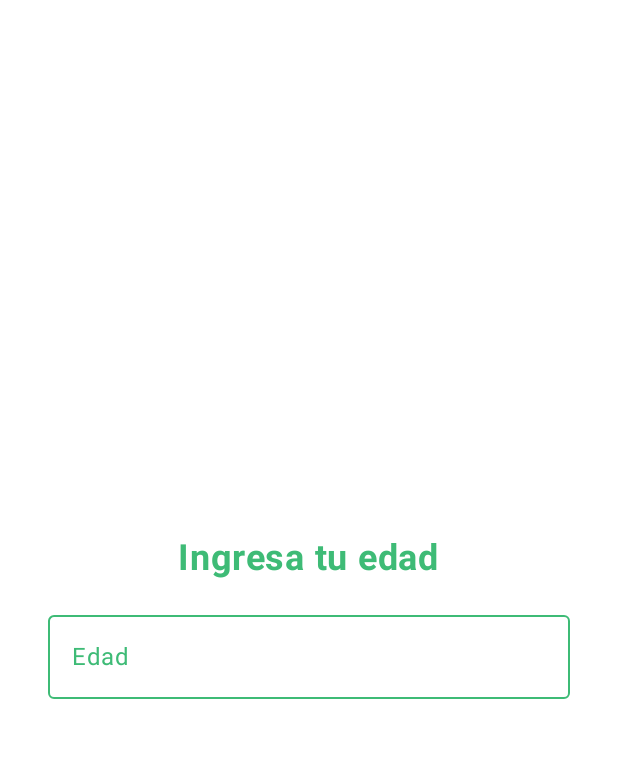
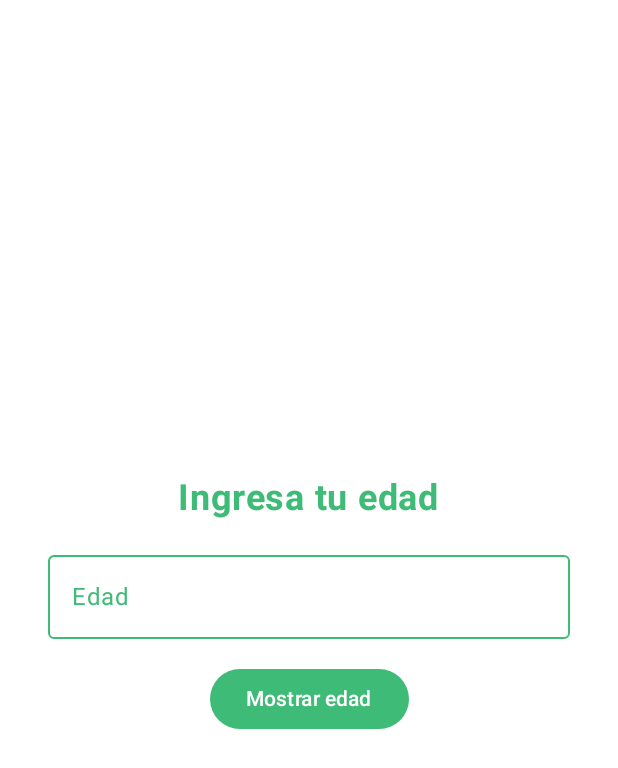
Before and after one commit to NunezGabriel/lab04, an Android app built with Jetpack Compose: the screen it shows after launch (MainActivity), on a phone screen of 412 x 824 dp. Shown: the top 768 px of the screen. Run offline under Robolectric (Android 15) with nearby library versions, the phone set to English and light mode, and no system bars.

Commit message:
add: ingresa tu edad buton + functional action

```diff
--- a/app/src/main/java/com/example/lab04/MainActivity.kt
+++ b/app/src/main/java/com/example/lab04/MainActivity.kt
@@ -36,6 +36,7 @@ class MainActivity : ComponentActivity() {
 @Composable
 fun AgeInputScreen() {
     var age by remember { mutableStateOf("") }
+    var showMessage by remember { mutableStateOf(false) }
 
     Column(
         modifier = Modifier
@@ -64,6 +65,29 @@ fun AgeInputScreen() {
             ),
             modifier = Modifier.fillMaxWidth()
         )
+
+        Spacer(modifier = Modifier.height(16.dp))
+
+        Button(
+            onClick = { showMessage = true },
+            colors = ButtonDefaults.buttonColors(
+                containerColor = Color(0xFF3EBB76), // Botón verde
+                contentColor = Color.White
+            )
+        ) {
+            Text("Mostrar edad")
+        }
+
+        Spacer(modifier = Modifier.height(16.dp))
+
+        if (showMessage && age.isNotEmpty()) {
+            Text(
+                text = "Tu edad es: $age",
+                fontSize = 20.sp,
+                fontWeight = FontWeight.Medium,
+                color = Color(0xFF40E0D0) // Turquesa
+            )
+        }
     }
 }
 
```
